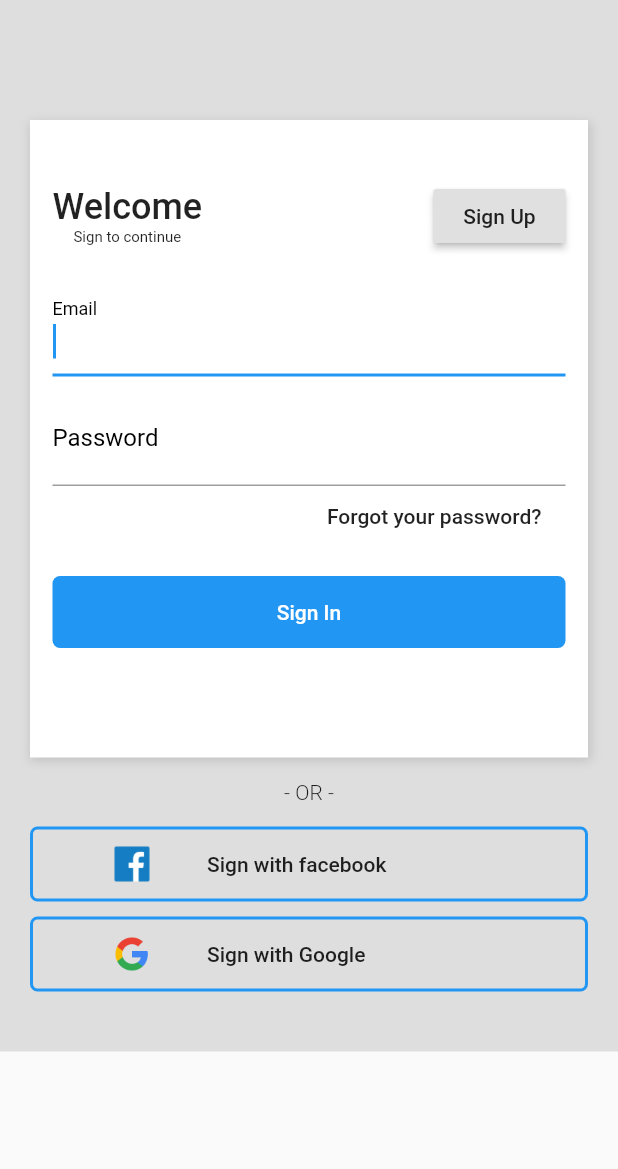
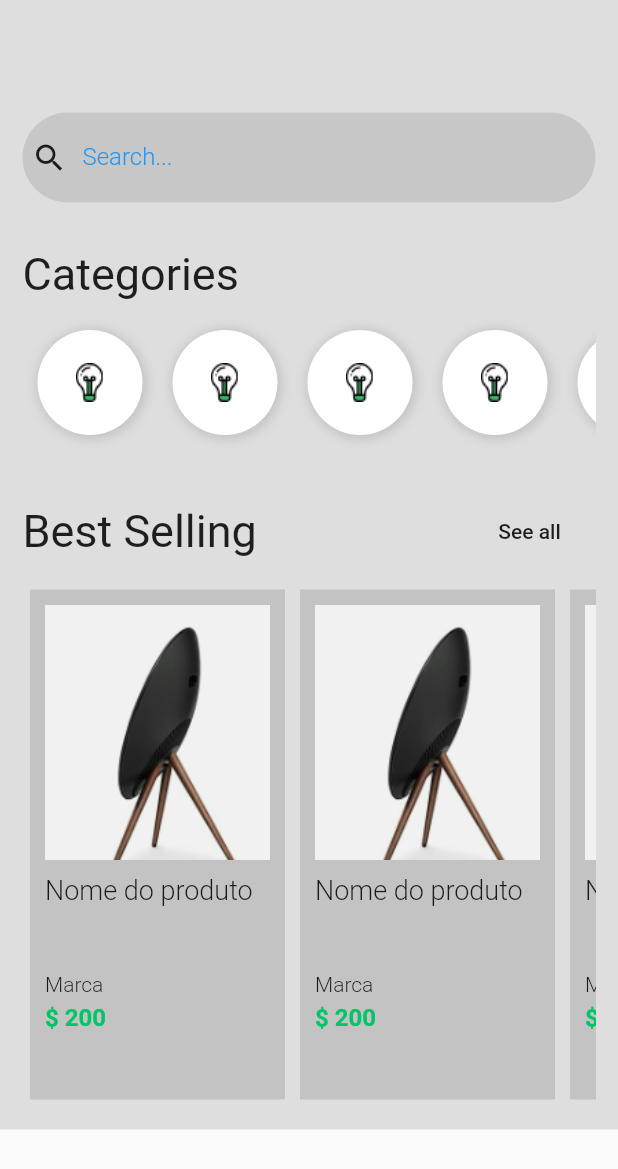
Before and after one commit to NathanaelDelfino/balta.io-7185_DominandoLayoutsNoFlutter, a Flutter app: the screen it shows after launch, after a tap on "Sign In", on a phone screen of 412 x 824 dp. Shown: the top 1169 px of the screen. Run offline on Flutter 3.47's test engine with Material 2 defaults, Android fonts, the phone set to English and light mode, and no system bars.

Commit message:
:up: Modulo 2 - ProductList - Parte 2

```diff
--- a/shopping/lib/pages/home.page.dart
+++ b/shopping/lib/pages/home.page.dart
@@ -0,0 +1,216 @@
+import 'package:flutter/material.dart';
+import 'package:shopping/pages/product.page.dart';
+
+class HomePage extends StatelessWidget {
+  @override
+  Widget build(BuildContext context) {
+    return Scaffold(
+      body: SingleChildScrollView(
+        child: Container(
+          padding: EdgeInsets.all(15),
+          color: Colors.grey.withOpacity(0.3),
+          child: Column(
+            crossAxisAlignment: CrossAxisAlignment.stretch,
+            children: <Widget>[
+              SizedBox(
+                height: 60,
+              ),
+              search(),
+              SizedBox(
+                height: 30,
+              ),
+              Text(
+                'Categories',
+                style: TextStyle(
+                  fontSize: 30,
+                ),
+              ),
+              SizedBox(
+                height: 10,
+              ),
+              Container(
+                height: 90,
+                child: categoryList(),
+              ),
+              SizedBox(
+                height: 30,
+              ),
+              Row(
+                mainAxisAlignment: MainAxisAlignment.spaceBetween,
+                children: <Widget>[
+                  Text(
+                    'Best Selling',
+                    style: TextStyle(
+                      fontSize: 30,
+                    ),
+                  ),
+                  FlatButton(
+                    onPressed: () {},
+                    child: Text('See all'),
+                  )
+                ],
+              ),
+              SizedBox(
+                height: 10,
+              ),
+              Container(
+                height: 350,
+                child: productList(),
+              )
+            ],
+          ),
+        ),
+      ),
+    );
+  }
+}
+
+Widget search() {
+  return Container(
+    height: 60,
+    padding: EdgeInsets.only(left: 6),
+    decoration: BoxDecoration(
+      color: Colors.black.withOpacity(0.1),
+      borderRadius: BorderRadius.circular(128),
+    ),
+    child: Row(
+      children: <Widget>[
+        Icon(Icons.search),
+        Container(
+          width: 300,
+          padding: EdgeInsets.only(left: 10),
+          child: TextFormField(
+            keyboardType: TextInputType.text,
+            decoration: InputDecoration(
+              border: InputBorder.none,
+              labelText: 'Search...',
+              labelStyle: TextStyle(
+                color: Colors.blue,
+                fontWeight: FontWeight.w300,
+                fontSize: 16,
+              ),
+            ),
+            style: TextStyle(
+              fontSize: 20,
+              color: Colors.blue,
+            ),
+          ),
+        ),
+      ],
+    ),
+  );
+}
+
+Widget categoryList() {
+  return Container(
+    width: 70,
+    child: ListView(
+      scrollDirection: Axis.horizontal,
+      children: <Widget>[
+        categoryItem(),
+        categoryItem(),
+        categoryItem(),
+        categoryItem(),
+        categoryItem(),
+        categoryItem(),
+        categoryItem(),
+        categoryItem(),
+        categoryItem(),
+        categoryItem(),
+        categoryItem(),
+      ],
+    ),
+  );
+}
+
+Widget categoryItem() {
+  return Container(
+    width: 70,
+    height: 70,
+    margin: EdgeInsets.all(10),
+    padding: EdgeInsets.all(10),
+    decoration: BoxDecoration(
+      color: Colors.white,
+      boxShadow: [
+        new BoxShadow(
+          color: Colors.black12,
+          offset: new Offset(1, 1),
+          blurRadius: 5,
+          spreadRadius: 2,
+        )
+      ],
+      borderRadius: BorderRadius.circular(64),
+    ),
+    child: Image.asset('assets/Icon_Devices.png'),
+  );
+}
+
+Widget productList() {
+  return Container(
+    child: ListView(
+      scrollDirection: Axis.horizontal,
+      children: <Widget>[
+        productItem(),
+        productItem(),
+        productItem(),
+        productItem(),
+        productItem(),
+        productItem(),
+      ],
+    ),
+  );
+}
+
+Widget productItem() {
+  return Container(
+    padding: EdgeInsets.all(10),
+    margin: EdgeInsets.all(5),
+    width: 170,
+    color: Colors.black12,
+    child: Column(
+      crossAxisAlignment: CrossAxisAlignment.start,
+      children: <Widget>[
+        Image.asset(
+          'assets/product-1.png',
+          width: 170,
+          height: 170,
+          fit: BoxFit.cover,
+        ),
+        SizedBox(
+          height: 10,
+        ),
+        Container(
+          height: 60,
+          child: Text(
+            'Nome do produto',
+            style: TextStyle(
+              fontSize: 18,
+              fontWeight: FontWeight.w300,
+            ),
+          ),
+        ),
+        SizedBox(
+          height: 5,
+        ),
+        Text(
+          'Marca',
+          style: TextStyle(
+            fontSize: 14,
+            fontWeight: FontWeight.w300,
+          ),
+        ),
+        SizedBox(
+          height: 5,
+        ),
+        Text(
+          '\$ 200',
+          style: TextStyle(
+            fontSize: 16,
+            fontWeight: FontWeight.bold,
+            color: Color(0xFF00C569),
+          ),
+        )
+      ],
+    ),
+  );
+}
--- a/shopping/lib/pages/login.page.dart
+++ b/shopping/lib/pages/login.page.dart
@@ -1,4 +1,5 @@
 import 'package:flutter/material.dart';
+import 'package:shopping/pages/home.page.dart';
 import 'package:shopping/pages/signup.page.dart';
 
 class LoginPage extends StatelessWidget {
@@ -121,7 +122,14 @@ class LoginPage extends StatelessWidget {
                               color: Colors.white,
                             ),
                           ),
-                          onPressed: () {},
+                          onPressed: () {
+                            Navigator.push(
+                              context,
+                              MaterialPageRoute(
+                                builder: (context) => HomePage(),
+                              ),
+                            );
+                          },
                         ),
                         decoration: BoxDecoration(
                           color: Colors.blue,
--- /dev/null
+++ b/shopping/lib/pages/product.page.dart
@@ -0,0 +1,71 @@
+import 'package:flutter/material.dart';
+
+class ProductPage extends StatelessWidget {
+  @override
+  Widget build(BuildContext context) {
+    return Scaffold(
+      body: Container(
+        color: Colors.blue,
+        child: Center(
+          child: Text(
+            'Detalhes do produto',
+          ),
+        ),
+      ),
+    );
+  }
+}
+
+Widget productItem() {
+  return Container(
+    padding: EdgeInsets.all(10),
+    margin: EdgeInsets.all(5),
+    width: 170,
+    color: Colors.black12,
+    child: Column(
+      crossAxisAlignment: CrossAxisAlignment.start,
+      children: <Widget>[
+        Image.asset(
+          'assets/product-1.png',
+          width: 170,
+          height: 170,
+          fit: BoxFit.cover,
+        ),
+        SizedBox(
+          height: 10,
+        ),
+        Container(
+          height: 60,
+          child: Text(
+            'Nome do produto',
+            style: TextStyle(
+              fontSize: 18,
+              fontWeight: FontWeight.w300,
+            ),
+          ),
+        ),
+        SizedBox(
+          height: 5,
+        ),
+        Text(
+          'Marca',
+          style: TextStyle(
+            fontSize: 14,
+            fontWeight: FontWeight.w300,
+          ),
+        ),
+        SizedBox(
+          height: 5,
+        ),
+        Text(
+          '\$ 200',
+          style: TextStyle(
+            fontSize: 16,
+            fontWeight: FontWeight.bold,
+            color: Color(0xFF00C569),
+          ),
+        )
+      ],
+    ),
+  );
+}
```
